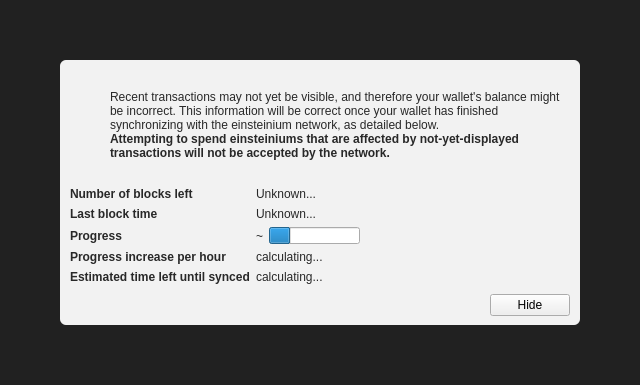
First picture: the form in src/qt/forms/modaloverlay.ui, repository jmeggemj/Einsteinium-Unlimited, before the edit.
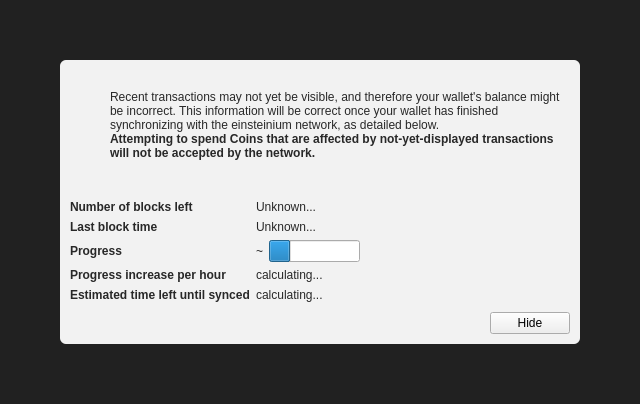
Second picture: the form after the edit. Icons and pictures are not drawn. Custom widgets are drawn as their Qt base class.

Commit message: IBD Overlay text correct

```diff
--- a/src/qt/forms/modaloverlay.ui
+++ b/src/qt/forms/modaloverlay.ui
@@ -7,7 +7,7 @@
     <x>0</x>
     <y>0</y>
     <width>640</width>
-    <height>385</height>
+    <height>404</height>
    </rect>
   </property>
   <property name="windowTitle">
@@ -149,7 +149,7 @@
                 </font>
                </property>
                <property name="text">
-                <string>Attempting to spend einsteiniums that are affected by not-yet-displayed transactions will not be accepted by the network.</string>
+                <string>Attempting to spend Coins that are affected by not-yet-displayed transactions will not be accepted by the network.</string>
                </property>
                <property name="textFormat">
                 <enum>Qt::RichText</enum>
```
Left out of the diff: 6 changed lines with no effect on the pictures.
